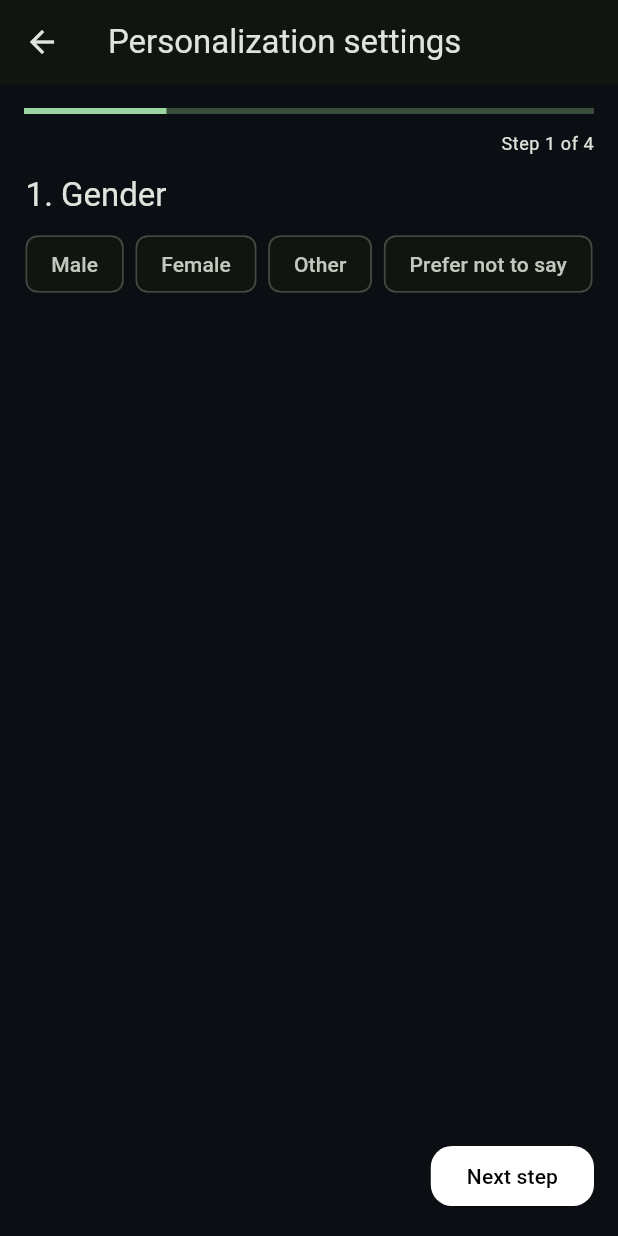
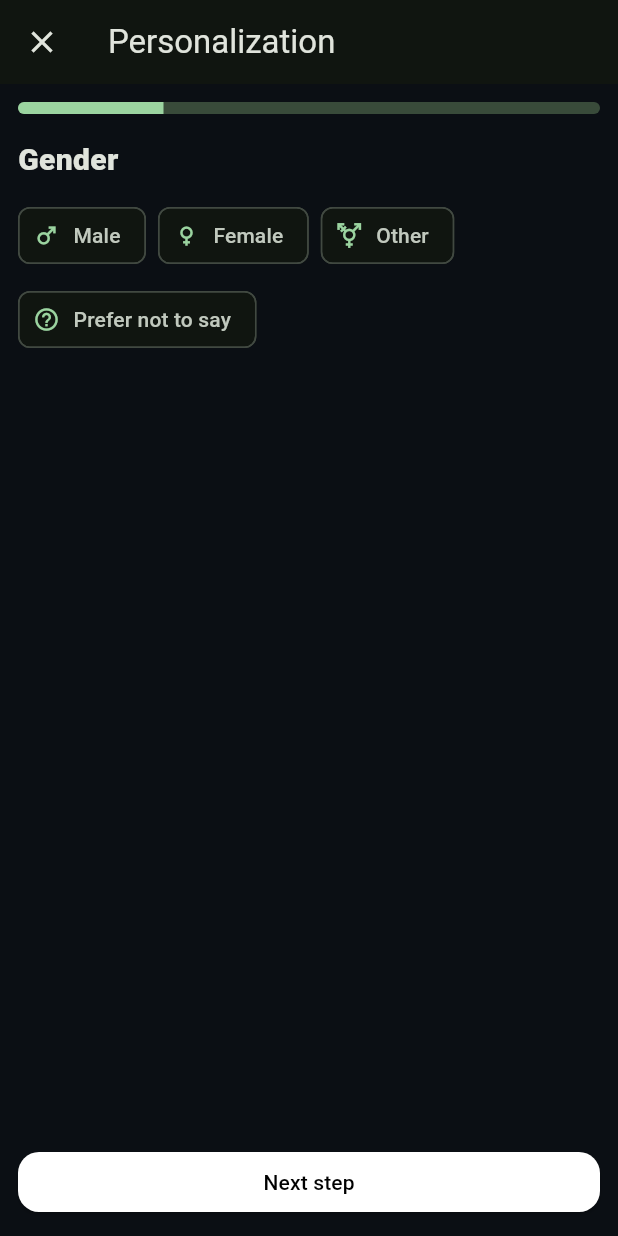
Before and after one commit to Mondaysssss/food-detection, a Flutter app: the screen it shows after launch, after a tap on "Start using", on a phone screen of 412 x 824 dp. Run offline on Flutter 3.47's test engine with Material 3 defaults, Android fonts, the phone set to English and light mode, and no system bars.

Commit message:
重update開app問題

```diff
--- a/lib/main.dart
+++ b/lib/main.dart
@@ -192,7 +192,7 @@ class MyApp extends StatelessWidget {
           ),
         ),
       ),
-      home: const StartEntryPage(),
+      home: const IntroStartScreen(),
     );
   }
 }
@@ -221,124 +221,290 @@ class PageFrame extends StatelessWidget {
   }
 }
 
-// ====== StartEntryPage：開場引導（Start using / Login） ======
-class StartEntryPage extends StatelessWidget {
-  const StartEntryPage({super.key});
+// --------------------------- Page: Intro (Start using / Login) -------------------------------
+class IntroStartScreen extends StatelessWidget {
+  const IntroStartScreen({super.key});
 
   @override
   Widget build(BuildContext context) {
-    final theme = Theme.of(context);
     return Scaffold(
       body: SafeArea(
         child: Center(
           child: SingleChildScrollView(
-            padding: const EdgeInsets.symmetric(horizontal: 24, vertical: 16),
+            padding: const EdgeInsets.all(20),
+            child: ConstrainedBox(
+              constraints: const BoxConstraints(maxWidth: 480),
               child: Column(
-              mainAxisSize: MainAxisSize.min,
-              children: [
-                const SizedBox(height: 24),
-                // 食物圖示
-                Icon(
-                  Icons.restaurant_menu,
-                  size: 96,
-                  color: theme.colorScheme.primary,
-                ),
-                const SizedBox(height: 24),
+                crossAxisAlignment: CrossAxisAlignment.stretch,
+                children: [
+                  // 食物圖（先用內建圖示；之後可換成你 AI 相機的預設圖片）
+                  Container(
+                    decoration: BoxDecoration(
+                      borderRadius: BorderRadius.circular(16),
+                      gradient: const LinearGradient(
+                        colors: [Color(0xFF1f2937), Color(0xFF0b1220)],
+                        begin: Alignment.topLeft,
+                        end: Alignment.bottomRight,
+                      ),
+                    ),
+                    padding: const EdgeInsets.all(24),
+                    child: Column(
+                      children: const [
+                        Icon(Icons.fastfood, size: 96, color: Colors.white70),
+                        SizedBox(height: 12),
                         Text(
                           'Start your cooking journey',
                           textAlign: TextAlign.center,
-                  style: theme.textTheme.headlineSmall?.copyWith(
-                    fontWeight: FontWeight.bold,
-                  ),
-                ),
-                const SizedBox(height: 12),
-                Text(
-                  'Answer a few quick questions to personalize your recipes, or go straight to login.',
-                  textAlign: TextAlign.center,
-                  style: theme.textTheme.bodyMedium?.copyWith(
-                    color: theme.colorScheme.onSurface.withOpacity(0.7),
-                  ),
-                ),
-                const SizedBox(height: 32),
-                // 按鈕們
-                SizedBox(
-                  width: double.infinity,
-                  child: ElevatedButton(
+                          style: TextStyle(fontSize: 18, fontWeight: FontWeight.w700),
+                        ),
+                      ],
+                    ),
+                  ),
+
+                  const SizedBox(height: 20),
+
+                  // 主要行動：Start using
+                  ElevatedButton(
                     onPressed: () {
-                      Navigator.of(context).push(
-                        MaterialPageRoute(
-                          builder: (_) => const PersonalizationPage(),
-                        ),
+                      Navigator.push(
+                        context,
+                        MaterialPageRoute(builder: (_) => const PersonaWizardScreen()),
                       );
                     },
                     child: const Text('Start using'),
                   ),
-                ),
+
                   const SizedBox(height: 12),
-                SizedBox(
-                  width: double.infinity,
-                  child: OutlinedButton(
+
+                  // 次要行動：Login
+                  OutlinedButton(
                     onPressed: () {
-                      Navigator.of(context).push(
-                        MaterialPageRoute(
-                          builder: (_) => const LoginScreen(),
-                        ),
+                      Navigator.push(
+                        context,
+                        MaterialPageRoute(builder: (_) => const LoginScreen()),
                       );
                     },
                     child: const Text('Login'),
                   ),
-                ),
-              ],
-            ),
-          ),
-        ),
-      ),
-    );
-  }
-}
-
-
-// ====== PersonalizationPage：多步驟個人化問卷 ======
-class PersonalizationPage extends StatefulWidget {
-  const PersonalizationPage({super.key});
-
-  @override
-  State<PersonalizationPage> createState() => _PersonalizationPageState();
-}
-
-class _PersonalizationPageState extends State<PersonalizationPage> {
-  // 目前第幾步（0-based）
-  int _currentStep = 0;
-
-  // Q1: Gender
-  String? _gender;
-
-  // Q2: Age
-  static const int _minAge = 10;
-  static const int _maxAge = 80;
-  int _age = 25;
-  late FixedExtentScrollController _ageController;
-
-  // Q3: Appliances 數量
-  int _cookwareCount = 0;
-  int _stoveCount = 0;
-  int _electricCount = 0;
-  int _bakingCount = 0;
-
-  // Q4: Food allergies
-  final Set<String> _allergies = <String>{};
-
-  // 問題 builder 清單（每一題對應一個 Widget builder）
-  late final List<Widget Function()> _steps;
-
-  static const List<String> _genderOptions = [
-    'Male',
-    'Female',
-    'Other',
-    'Prefer not to say',
+                ],
+              ),
+            ),
+          ),
+        ),
+      ),
+    );
+  }
+}
+
+
+// --------------------------- Page: Personalization Wizard -------------------------------
+class PersonaWizardScreen extends StatefulWidget {
+  const PersonaWizardScreen({super.key});
+  @override
+  State<PersonaWizardScreen> createState() => _PersonaWizardScreenState();
+}
+
+// 題目型別
+enum QType { genderButtons, ageWheel, applianceDropdowns, allergyCheckboxes }
+
+// 問卷定義
+class _QuestionDef {
+  final String id;
+  final String title;
+  final QType type;
+  const _QuestionDef({required this.id, required this.title, required this.type});
+}
+
+class _PersonaWizardScreenState extends State<PersonaWizardScreen> {
+  // ===== 你可以在這裡增刪問題（依序顯示） =====
+  final List<_QuestionDef> _questions = const [
+    _QuestionDef(id: 'gender',   title: 'Gender',                       type: QType.genderButtons),
+    _QuestionDef(id: 'age',      title: 'Age',                          type: QType.ageWheel),
+    _QuestionDef(id: 'appliance',title: 'Which kitchen appliances do you own?', type: QType.applianceDropdowns),
+    _QuestionDef(id: 'allergy',  title: 'Food Allergies',               type: QType.allergyCheckboxes),
   ];
 
-  static const List<String> _allergyOptions = [
+  int _index = 0;
+
+  // ====== 回答狀態（可依需要改為存到 AppState） ======
+  String? _gender;                       // Male/Female/Other/Prefer not to say
+  int _age = 18;                         // 10~99
+  final Map<String, int> _appliances = { // 每類 0~4
+    'cookware': 0,
+    'stove': 0,
+    'electric': 0,
+    'bake': 0,
+  };
+  final Set<String> _allergies = {};     // 多選
+
+  // ====== Age wheel 需要 controller 方便定位 ======
+  late FixedExtentScrollController _ageCtl;
+
+  @override
+  void initState() {
+    super.initState();
+    _ageCtl = FixedExtentScrollController(initialItem: (_age - 10).clamp(0, 89));
+  }
+
+  @override
+  void dispose() {
+    _ageCtl.dispose();
+    super.dispose();
+  }
+
+  // 進度
+  double get _progress => (_index + 1) / _questions.length;
+
+  // 下一步 / 完成
+  void _nextOrFinish() {
+    if (_index < _questions.length - 1) {
+      setState(() => _index++);
+    } else {
+      // 完成 → 回登入頁
+      Navigator.pushReplacement(
+        context,
+        MaterialPageRoute(builder: (_) => const LoginScreen()),
+      );
+    }
+  }
+
+  // 是否為最後一題
+  bool get _isLast => _index == _questions.length - 1;
+
+  @override
+  Widget build(BuildContext context) {
+    final q = _questions[_index];
+
+    return Scaffold(
+      appBar: AppBar(
+        title: const Text('Personalization'),
+        leading: IconButton(
+          icon: const Icon(Icons.close),
+          onPressed: () => Navigator.pop(context),
+          tooltip: 'Close',
+        ),
+      ),
+      body: PageFrame( // 若你沒有 PageFrame，就改為 Padding(...)
+        child: Column(
+          crossAxisAlignment: CrossAxisAlignment.stretch,
+          children: [
+            // 進度條
+            ClipRRect(
+              borderRadius: BorderRadius.circular(999),
+              child: LinearProgressIndicator(value: _progress, minHeight: 8),
+            ),
+            const SizedBox(height: 16),
+
+            // 題目標題
+            Text(q.title, style: const TextStyle(fontSize: 20, fontWeight: FontWeight.w800)),
+            const SizedBox(height: 12),
+
+            // 題目內容
+            _buildQuestion(q),
+
+            const Spacer(),
+
+            // 下一步 / 完成
+            ElevatedButton(
+              onPressed: _nextOrFinish,
+              child: Text(_isLast ? 'Finish' : 'Next step'),
+            ),
+          ],
+        ),
+      ),
+    );
+  }
+
+  // 根據題型產生 UI（單頁僅顯示一題）
+  Widget _buildQuestion(_QuestionDef q) {
+    switch (q.type) {
+      case QType.genderButtons:
+        return _qGender();
+      case QType.ageWheel:
+        return _qAge();
+      case QType.applianceDropdowns:
+        return _qAppliance();
+      case QType.allergyCheckboxes:
+        return _qAllergy();
+    }
+  }
+
+  // ---- Q1: Gender（四顆按鈕）----
+  Widget _qGender() {
+    final opts = const [
+      ('Male', Icons.male),
+      ('Female', Icons.female),
+      ('Other', Icons.transgender),
+      ('Prefer not to say', Icons.help_outline),
+    ];
+    return Wrap(
+      spacing: 8, runSpacing: 8,
+      children: [
+        for (final o in opts)
+          ChoiceChip(
+            label: Text(o.$1),
+            avatar: Icon(o.$2, size: 18),
+            selected: _gender == o.$1,
+            onSelected: (_) => setState(() => _gender = o.$1),
+          ),
+      ],
+    );
+  }
+
+  // ---- Q2: Age（數字 Wheel Picker）----
+  Widget _qAge() {
+    final items = List<int>.generate(90, (i) => i + 10); // 10..99
+    return SizedBox(
+      height: 180,
+      child: CupertinoPicker(
+        scrollController: _ageCtl,
+        itemExtent: 36,
+        onSelectedItemChanged: (i) => setState(() => _age = items[i]),
+        children: [
+          for (final v in items) Center(child: Text('$v')),
+        ],
+      ),
+    );
+  }
+
+  // ---- Q3: Appliances（四項 0~4 下拉）----
+  Widget _qAppliance() {
+    // label → key 的對應
+    final rows = const [
+      ('Cookware (wok, soup pot, frying pan, steamer, sauté, stew, pressure cooker)', 'cookware'),
+      ('Stove / Cooktop (induction, gas stove)', 'stove'),
+      ('Electric Cooking (rice cooker, slow cooker, electric skillet)', 'electric'),
+      ('Baking / Air Frying (oven, air fryer)', 'bake'),
+    ];
+    final ddItems = List<DropdownMenuItem<int>>.generate(
+      5, (i) => DropdownMenuItem(value: i, child: Text(i.toString())),
+    );
+
+    return Column(
+      children: [
+        for (final r in rows) ...[
+          _glass(
+            child: Row(
+              children: [
+                Expanded(child: Text(r.$1, style: const TextStyle(fontSize: 14))),
+                const SizedBox(width: 8),
+                DropdownButton<int>(
+                  value: _appliances[r.$2]!,
+                  items: ddItems,
+                  onChanged: (v) => setState(() => _appliances[r.$2] = v ?? 0),
+                ),
+              ],
+            ),
+          ),
+          const SizedBox(height: 10),
+        ],
+      ],
+    );
+  }
+
+  // ---- Q4: Allergies（Checkbox 多選）----
+  Widget _qAllergy() {
+    const allergens = [
       'Peanuts',
       'Tree nuts (walnuts, almonds, cashews, etc.)',
       'Milk / Dairy',
@@ -357,300 +523,31 @@ class _PersonalizationPageState extends State<PersonalizationPage> {
       'Taro',
     ];
 
-  int get _totalSteps => _steps.length;
-  bool get _isLastStep => _currentStep == _totalSteps - 1;
-
-  @override
-  void initState() {
-    super.initState();
-    _ageController = FixedExtentScrollController(initialItem: _age - _minAge);
-    _steps = [
-      _buildGenderQuestion,
-      _buildAgeQuestion,
-      _buildApplianceQuestion,
-      _buildAllergyQuestion,
-      // 將來要新增問題，只要在這裡加一個 builder 即可
-      // 例如: _buildCookingLevelQuestion,
-    ];
-  }
-
-  @override
-  void dispose() {
-    _ageController.dispose();
-    super.dispose();
-  }
-
-  void _goNext() {
-    if (_isLastStep) {
-      // TODO: 在這裡可以把答案丟去 AppState / 儲存
-      Navigator.of(context).pop(); // 回到 LoginPage
-    } else {
-      setState(() {
-        _currentStep++;
-      });
-    }
-  }
-
-  void _goPrev() {
-    if (_currentStep == 0) return;
-    setState(() {
-      _currentStep--;
-    });
-  }
-
-  @override
-  Widget build(BuildContext context) {
-    final theme = Theme.of(context);
-    final progress = (_currentStep + 1) / _totalSteps;
-
-    return Scaffold(
-      appBar: AppBar(
-        title: const Text('Personalization settings'),
-      ),
-      body: SafeArea(
-        child: Padding(
-          padding: const EdgeInsets.all(16),
-          child: Column(
-            children: [
-              // 進度條
-              LinearProgressIndicator(value: progress),
-              const SizedBox(height: 12),
-              Align(
-                alignment: Alignment.centerRight,
-                child: Text(
-                  'Step ${_currentStep + 1} of $_totalSteps',
-                  style: theme.textTheme.bodySmall,
-                ),
-              ),
-              const SizedBox(height: 12),
-              // 問題內容區（一次只顯示一題）
-              Expanded(
-                child: AnimatedSwitcher(
-                  duration: const Duration(milliseconds: 250),
-                  child: KeyedSubtree(
-                    key: ValueKey<int>(_currentStep),
-                    child: _steps[_currentStep](),
-                  ),
-                ),
-              ),
-              const SizedBox(height: 12),
-              // 底部按鈕列：Back / Next step / Finish
-              Row(
-                children: [
-                  if (_currentStep > 0)
-                    TextButton(
-                      onPressed: _goPrev,
-                      child: const Text('Back'),
-                    ),
-                  const Spacer(),
-                  ElevatedButton(
-                    onPressed: _goNext,
-                    child: Text(_isLastStep ? 'Finish' : 'Next step'),
-                  ),
-                ],
-              ),
-            ],
-          ),
-        ),
-      ),
-    );
-  }
-
-  // ---------- Question Builders ----------
-
-  // Q1: Gender
-  Widget _buildGenderQuestion() {
-    return Column(
-      crossAxisAlignment: CrossAxisAlignment.start,
-      children: [
-        Text(
-          '1. Gender',
-          style: Theme.of(context).textTheme.titleLarge,
-        ),
-        const SizedBox(height: 8),
-        Wrap(
-          spacing: 8,
-          runSpacing: 8,
-          children: _genderOptions.map((g) {
-            final selected = _gender == g;
-            return ChoiceChip(
-              label: Text(g),
-              selected: selected,
-              onSelected: (_) {
-                setState(() {
-                  _gender = g;
-                });
-              },
-            );
-          }).toList(),
-        ),
-      ],
-    );
-  }
-
-  // Q2: Age（number wheel picker）
-  Widget _buildAgeQuestion() {
-    final theme = Theme.of(context);
-    final itemCount = _maxAge - _minAge + 1;
-
-    return Column(
-      crossAxisAlignment: CrossAxisAlignment.start,
-      children: [
-        Text(
-          '2. Age',
-          style: theme.textTheme.titleLarge,
-        ),
-        const SizedBox(height: 8),
-        Text(
-          'Use the wheel to pick your age.',
-          style: theme.textTheme.bodyMedium,
-        ),
-        const SizedBox(height: 16),
-        Center(
-          child: SizedBox(
-            height: 160,
-            child: CupertinoPicker(
-              scrollController: _ageController,
-              itemExtent: 32,
-              onSelectedItemChanged: (index) {
-                setState(() {
-                  _age = _minAge + index;
-                });
-              },
-              children: List<Widget>.generate(itemCount, (index) {
-                final value = _minAge + index;
-                return Center(child: Text('$value'));
-              }),
-            ),
-          ),
-        ),
-        const SizedBox(height: 8),
-        Center(
-          child: Text(
-            'Selected age: $_age',
-            style: theme.textTheme.bodyMedium,
-          ),
-        ),
-      ],
-    );
-  }
-
-  // Q3: Kitchen appliances（0-4 dropdown）
-  Widget _buildApplianceQuestion() {
-    final theme = Theme.of(context);
-
-    Widget buildRow(String title, String subtitle, int value, ValueChanged<int?> onChanged) {
-      return Padding(
-        padding: const EdgeInsets.symmetric(vertical: 8),
-        child: Row(
-          children: [
-            Expanded(
-              child: Column(
-                crossAxisAlignment: CrossAxisAlignment.start,
-                children: [
-                  Text(title, style: theme.textTheme.bodyLarge),
-                  const SizedBox(height: 2),
-                  Text(
-                    subtitle,
-                    style: theme.textTheme.bodySmall?.copyWith(
-                      color: theme.colorScheme.onSurface.withOpacity(0.6),
-                    ),
-                  ),
-                ],
-              ),
-            ),
-            const SizedBox(width: 8),
-            DropdownButton<int>(
-              value: value,
-              items: List<DropdownMenuItem<int>>.generate(
-                5,
-                (i) => DropdownMenuItem(
-                  value: i,
-                  child: Text('$i'),
-                ),
-              ),
-              onChanged: onChanged,
-            ),
-          ],
-        ),
-      );
-    }
-
-    return SingleChildScrollView(
-      child: Column(
-        crossAxisAlignment: CrossAxisAlignment.start,
-        children: [
-          Text(
-            '3. Which kitchen appliances do you own?',
-            style: theme.textTheme.titleLarge,
-          ),
-          const SizedBox(height: 8),
-          buildRow(
-            'Cookware',
-            '(wok, soup pot, frying pan, steamer pot, sauté pan, stew pot, pressure cooker)',
-            _cookwareCount,
-            (v) => setState(() => _cookwareCount = v ?? 0),
-          ),
-          buildRow(
-            'Stove / Cooktop',
-            '(induction cooker, gas stove)',
-            _stoveCount,
-            (v) => setState(() => _stoveCount = v ?? 0),
-          ),
-          buildRow(
-            'Electric Cooking Appliances',
-            '(rice cooker, slow cooker, electric skillet)',
-            _electricCount,
-            (v) => setState(() => _electricCount = v ?? 0),
-          ),
-          buildRow(
-            'Baking / Air Frying Appliances',
-            '(oven, air fryer)',
-            _bakingCount,
-            (v) => setState(() => _bakingCount = v ?? 0),
-          ),
-        ],
-      ),
-    );
-  }
-
-  // Q4: Food Allergies（multi-select checkbox）
-  Widget _buildAllergyQuestion() {
-    final theme = Theme.of(context);
-
-    return Column(
-      crossAxisAlignment: CrossAxisAlignment.start,
-      children: [
-        Text(
-          '4. Food allergies',
-          style: theme.textTheme.titleLarge,
-        ),
-        const SizedBox(height: 8),
-        Expanded(
-          child: ListView.builder(
-            itemCount: _allergyOptions.length,
-            itemBuilder: (context, index) {
-              final label = _allergyOptions[index];
-              final selected = _allergies.contains(label);
+    return SizedBox(
+      height: 340, // 防止過長溢位
+      child: Scrollbar(
+        child: ListView.separated(
+          itemCount: allergens.length,
+          separatorBuilder: (_, __) => const Divider(height: 1),
+          itemBuilder: (_, i) {
+            final name = allergens[i];
+            final checked = _allergies.contains(name);
             return CheckboxListTile(
-                value: selected,
+              title: Text(name),
+              value: checked,
               onChanged: (v) {
                 setState(() {
                   if (v == true) {
-                      _allergies.add(label);
+                    _allergies.add(name);
                   } else {
-                      _allergies.remove(label);
+                    _allergies.remove(name);
                   }
                 });
               },
-                title: Text(label),
-                dense: true,
-                controlAffinity: ListTileControlAffinity.leading,
             );
           },
         ),
       ),
-      ],
     );
   }
 }
```
Lines whose indentation alone changed are shown as unchanged.
